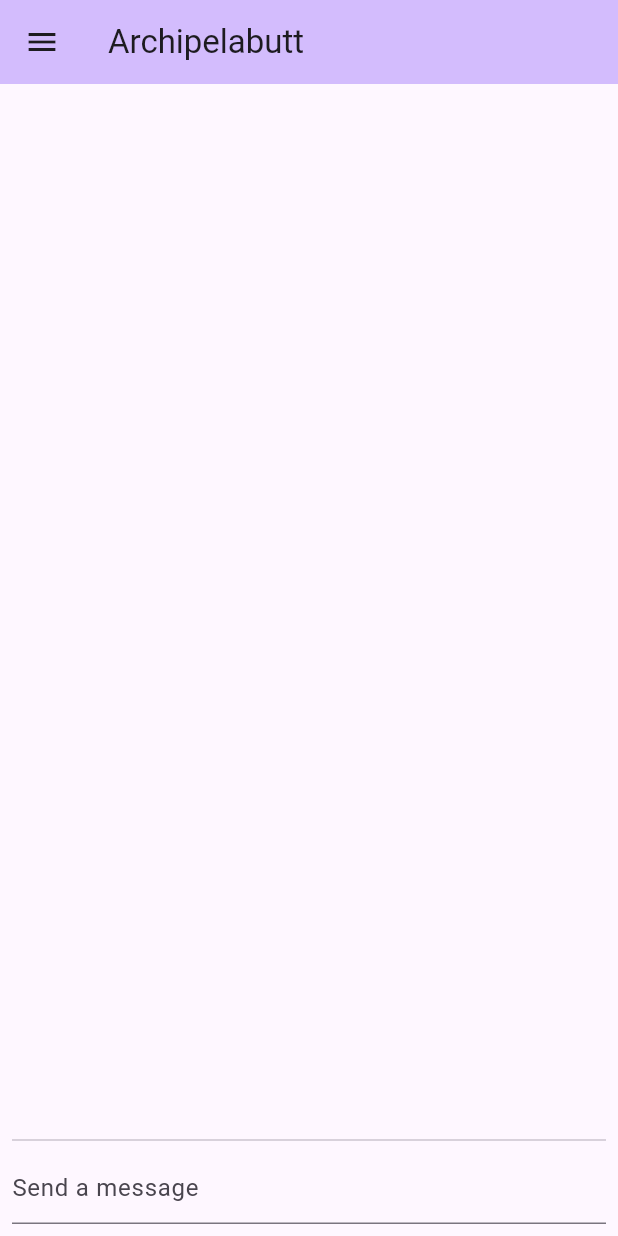
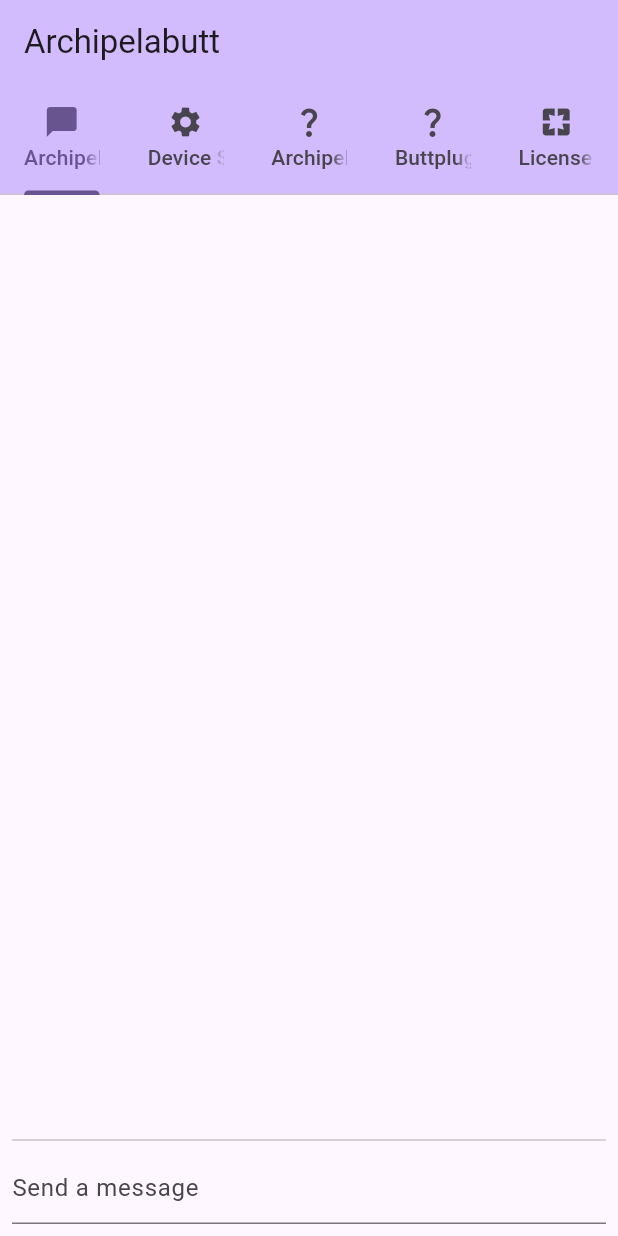
Before and after one commit to ShoresForgotten/archipelabutt, a Flutter app: the screen it shows after launch, on a phone screen of 412 x 824 dp. Run offline on Flutter 3.47's test engine with Material 3 defaults, Android fonts, the phone set to English and light mode, and no system bars; missing offline and left inert: archipelago, buttplug.

Commit message:
The UI now looks like what I want it to look like (mostly). Not fully functional yet though.

```diff
--- a/lib/archipelago_text_client.dart
+++ b/lib/archipelago_text_client.dart
@@ -49,7 +49,7 @@ class MessageField extends StatelessWidget {
 }
 
 class _ArchipelagoMessageLog extends StatelessWidget {
-  const _ArchipelagoMessageLog({super.key});
+  const _ArchipelagoMessageLog();
 
   @override
   Widget build(BuildContext context) {
@@ -69,7 +69,7 @@ class _ArchipelagoMessageLog extends StatelessWidget {
 class _ArchipelagoMessage extends StatelessWidget {
   final DisplayMessage message;
 
-  const _ArchipelagoMessage({super.key, required this.message});
+  const _ArchipelagoMessage({required this.message});
   @override
   Widget build(BuildContext context) {
     return RichText(
--- /dev/null
+++ b/lib/feature_strategy/archipelabutt_points_system.dart
@@ -0,0 +1,7 @@
+import 'package:archipelabutt/state/archipelabutt_device.dart';
+import 'package:archipelago/archipelago.dart';
+
+abstract interface class ArchipelabuttPointsSystem {
+  List<ArchipelabuttUserSetting<dynamic>> get settings;
+  double pointsChange(ArchipelagoEvent event, [double currentLevel]);
+}
--- a/lib/main.dart
+++ b/lib/main.dart
@@ -40,36 +40,27 @@ class HomePage extends StatefulWidget {
 }
 
 class _HomePageState extends State<HomePage> {
-  int screenIndex = 0;
   final ArchipelabuttState state = ArchipelabuttState('Bingus');
 
   @override
   Widget build(BuildContext context) {
-    return Scaffold(
-      drawer: NavigationDrawer(
-        selectedIndex: screenIndex,
-        onDestinationSelected: (value) {
-          setState(() {
-            screenIndex = value;
-          });
-        },
-        children:
-            pages
-                .map(
-                  (e) => NavigationDrawerDestination(
-                    icon: e.icon,
-                    label: Text(e.name),
+    return DefaultTabController(
+      length: 5,
+      child: Scaffold(
+        appBar: AppBar(
+          bottom: const TabBar(
+            tabs: [
+              Tab(text: 'Archipelago Log', icon: Icon(Icons.chat_bubble)),
+              Tab(text: 'Device Settings', icon: Icon(Icons.settings)),
+              Tab(
+                text: 'Archipelago Connection',
+                icon: Icon(Icons.question_mark),
               ),
-                )
-                .toList(),
+              Tab(text: 'Buttplug Connection', icon: Icon(Icons.question_mark)),
+              Tab(text: 'License Information', icon: Icon(Icons.pages)),
+            ],
           ),
-      appBar: AppBar(
-        // TRY THIS: Try changing the color here to a specific color (to
-        // Colors.amber, perhaps?) and trigger a hot reload to see the AppBar
-        // change color while the other colors stay the same.
           backgroundColor: Theme.of(context).colorScheme.inversePrimary,
-        // Here we take the value from the MyHomePage object that was created by
-        // the App.build method, and use it to set our appbar title.
           title: Text(widget.title),
         ),
         body: Container(
@@ -90,32 +81,18 @@ class _HomePageState extends State<HomePage> {
                 create: (_) => state.apConn.displayMessages,
               ),
             ],
-          child: pages[screenIndex].body,
+            child: const TabBarView(
+              children: [
+                ArchipelagoTextClient(),
+                ButtplugDeviceSettings(),
+                ArchipelagoConnectionSettings(),
+                ButtplugConnectionSettings(),
+                LicensePage(),
+              ],
+            ),
+          ),
         ),
       ),
     );
   }
 }
-
-class AppPage {
-  final String name;
-  final Widget icon;
-  final Widget body;
-
-  const AppPage(this.name, this.icon, this.body);
-}
-
-const List<AppPage> pages = [
-  AppPage('Archipelago Log', Icon(Icons.chat_bubble), ArchipelagoTextClient()),
-  AppPage('Intensity Settings', Icon(Icons.settings), ButtplugDeviceSettings()),
-  AppPage(
-    'Archipelago Connection',
-    Icon(Icons.question_mark),
-    ArchipelagoConnectionSettings(),
-  ),
-  AppPage(
-    'Buttplug Connection',
-    Icon(Icons.question_mark),
-    ButtplugConnectionSettings(),
-  ),
-];
```
Also changed, not shown: lib/buttplug_device_settings.dart (+102 -11 lines), lib/feature_strategy/check_points_system.dart (added, +61 -0 lines), lib/feature_strategy/points_sustain_scalar_strategy.dart (added, +21 -0 lines), lib/state/archipelabutt_device.dart (+29 -107 lines), pubspec.lock. Lines whose indentation alone changed are shown as unchanged.
